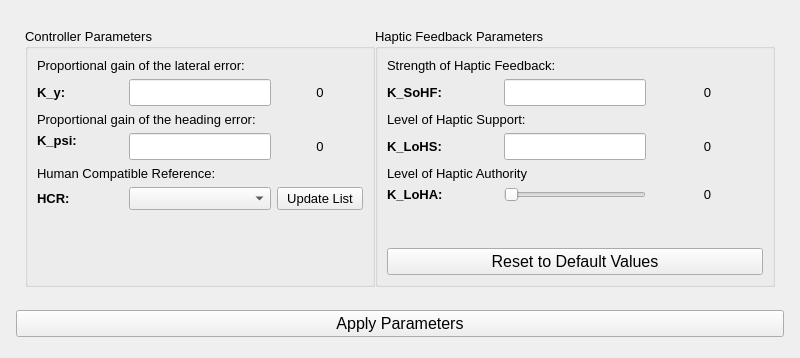
Qt form modules/steeringwheelcontrol/action/swcontrollers/ui/fdca_tab.ui (tud-hri/joan) before a commit.
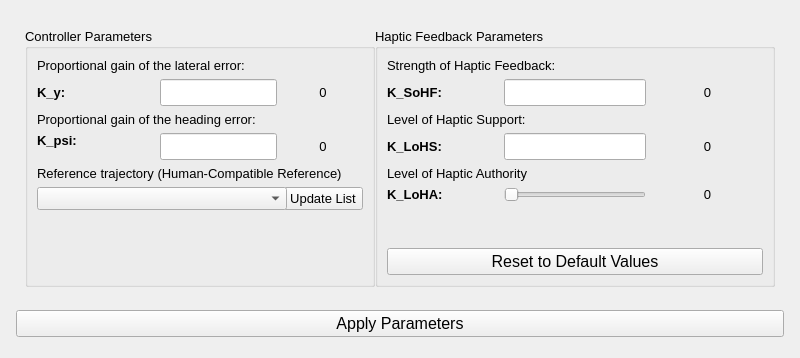
The same form after that commit.

Commit message: Added trajectory dropdown list, PD

Patch:
```diff
--- a/modules/steeringwheelcontrol/action/swcontrollers/ui/fdca_tab.ui
+++ b/modules/steeringwheelcontrol/action/swcontrollers/ui/fdca_tab.ui
@@ -394,7 +394,7 @@
               </font>
              </property>
              <property name="text">
-              <string>Human Compatible Reference:</string>
+              <string>Reference trajectory (Human-Compatible Reference)</string>
              </property>
             </widget>
            </item>
@@ -463,38 +463,14 @@
              </property>
             </widget>
            </item>
-           <item row="6" column="0">
-            <widget class="QLabel" name="lblHcr">
-             <property name="font">
-              <font>
-               <pointsize>10</pointsize>
-               <weight>75</weight>
-               <bold>true</bold>
-              </font>
-             </property>
-             <property name="text">
-              <string>HCR:</string>
-             </property>
-            </widget>
-           </item>
-           <item row="6" column="1">
-            <widget class="QComboBox" name="cmbbox_hcr_selection">
-             <property name="sizePolicy">
-              <sizepolicy hsizetype="Minimum" vsizetype="Fixed">
-               <horstretch>0</horstretch>
-               <verstretch>0</verstretch>
-              </sizepolicy>
-             </property>
-             <property name="font">
-              <font>
-               <weight>50</weight>
-               <bold>false</bold>
-              </font>
-             </property>
-            </widget>
-           </item>
            <item row="6" column="2">
             <widget class="QPushButton" name="btn_update_hcr_list">
+             <property name="sizePolicy">
+              <sizepolicy hsizetype="Fixed" vsizetype="Fixed">
+               <horstretch>0</horstretch>
+               <verstretch>0</verstretch>
+              </sizepolicy>
+             </property>
              <property name="font">
               <font>
                <pointsize>10</pointsize>
@@ -505,6 +481,28 @@
              </property>
             </widget>
            </item>
+           <item row="6" column="0">
+            <widget class="QComboBox" name="cmbbox_hcr_selection">
+             <property name="sizePolicy">
+              <sizepolicy hsizetype="Fixed" vsizetype="Fixed">
+               <horstretch>0</horstretch>
+               <verstretch>0</verstretch>
+              </sizepolicy>
+             </property>
+             <property name="minimumSize">
+              <size>
+               <width>250</width>
+               <height>0</height>
+              </size>
+             </property>
+             <property name="font">
+              <font>
+               <weight>50</weight>
+               <bold>false</bold>
+              </font>
+             </property>
+            </widget>
+           </item>
           </layout>
          </item>
         </layout>
```
The commit also changes 7 other files.
